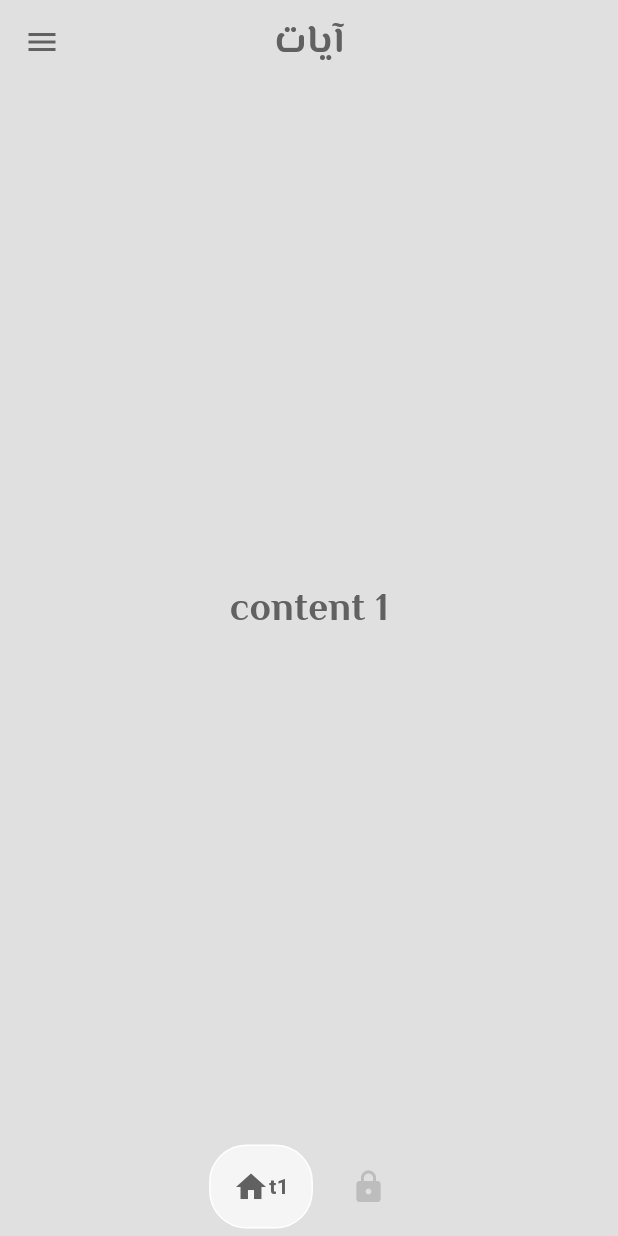
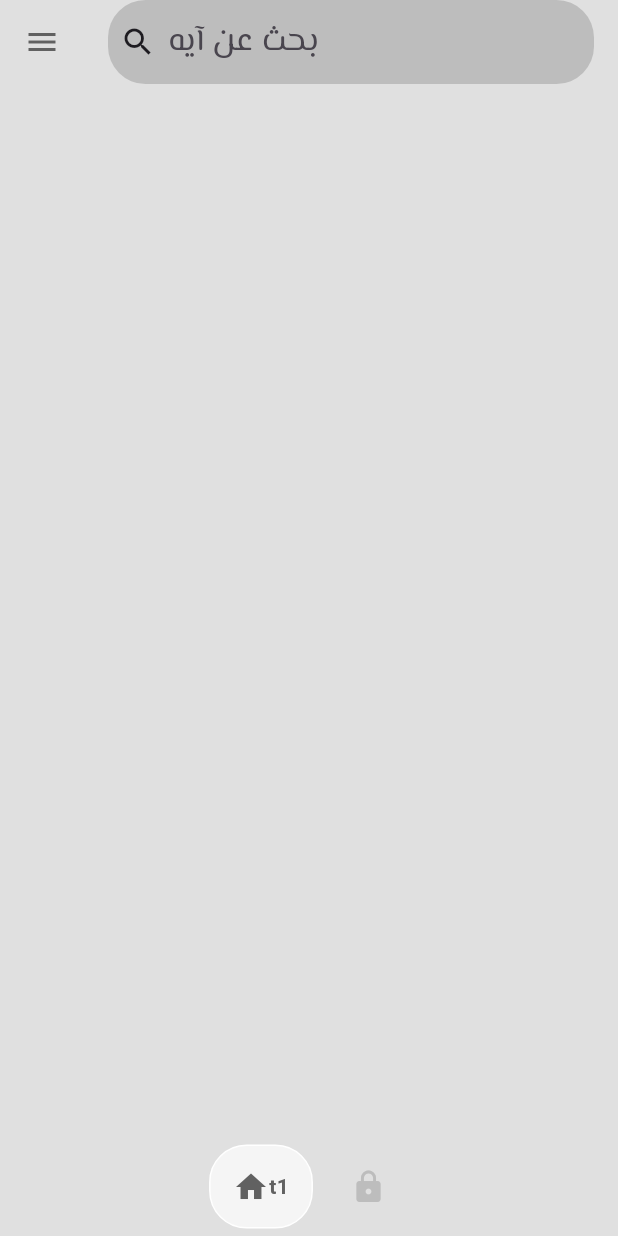
Before and after one commit to MohammadAboulEla/Ayat, a Flutter app: the screen it shows after launch, on a phone screen of 412 x 824 dp. Run offline on Flutter 3.47's test engine with Material 3 defaults, Android fonts, the light colour scheme and no system bars; drawn by our look-alikes of google_nav_bar; our stand-ins replace google_fonts.

Commit message:
work search bar

```diff
--- a/lib/pages/home_page.dart
+++ b/lib/pages/home_page.dart
@@ -11,26 +11,26 @@ class HomePage extends StatefulWidget {
 }
 
 class _HomePageState extends State<HomePage> {
+  int _selectedIndex = 0;
 
-  int _selectedIndex = 0;
-  void navBar(int index){
+  void navBar(int index) {
     setState(() {
       _selectedIndex = index;
-  });}
+    });
+  }
 
   final List<Widget> w = [
     // Container(color: Colors.grey[400], margin: const EdgeInsets.all(5),),
     // Container(color: Colors.grey[600], margin: const EdgeInsets.all(5),),
+
+    Container(),
     Container(
       child: Center(
-        child: Text("content 1", style: GoogleFonts.elMessiri(fontSize: 26
-            , fontWeight: FontWeight.bold, color: AppColors.g700),),
+        child: Text(
+          "content 2",
+          style: GoogleFonts.elMessiri(
+              fontSize: 26, fontWeight: FontWeight.bold, color: AppColors.g700),
         ),
-    ),
-    Container(
-      child: Center(
-        child: Text("content 2", style: GoogleFonts.elMessiri(fontSize: 26
-            , fontWeight: FontWeight.bold, color: AppColors.g700),),
       ),
     ),
   ];
@@ -39,21 +39,36 @@ class _HomePageState extends State<HomePage> {
   Widget build(BuildContext context) {
     return Scaffold(
         appBar: AppBar(
-        title: Text("آيات", style: GoogleFonts.elMessiri(fontSize: 26
-            , fontWeight: FontWeight.bold, color: AppColors.g700),),
+          // title: Text("آيات", style: GoogleFonts.elMessiri(fontSize: 26
+          //     , fontWeight: FontWeight.bold, color: AppColors.g700),),
+          title: SearchBar(
+              hintText: "بحث عن آيه",
+              hintStyle: WidgetStatePropertyAll(GoogleFonts.elMessiri(fontSize: 22,)),
+              textStyle: WidgetStatePropertyAll(TextStyle()),
+              leading: const Icon(Icons.search),
+              backgroundColor: WidgetStatePropertyAll(AppColors.g400),
+              elevation: const WidgetStatePropertyAll(0),
+              shape: WidgetStatePropertyAll(
+                RoundedRectangleBorder(
+                    borderRadius: BorderRadius.circular(25)),
+              )),
           centerTitle: true,
           backgroundColor: Colors.transparent,
-      leading: Builder(
-        builder: (context) {
-          return IconButton(icon: Icon(Icons.menu, color: AppColors.g700,),
-          onPressed: (){
+          leading: Builder(builder: (context) {
+            return IconButton(
+              icon: Icon(
+                Icons.menu,
+                color: AppColors.g700,
+              ),
+              onPressed: () {
                 Scaffold.of(context).openDrawer();
               },
             );
-        }
+          }),
         ),
+        drawer: const Drawer(
+          backgroundColor: Colors.black38,
         ),
-      drawer: const Drawer(backgroundColor: Colors.black38,),
         backgroundColor: AppColors.background,
         bottomNavigationBar: GNav(
             color: AppColors.g400,
@@ -67,11 +82,14 @@ class _HomePageState extends State<HomePage> {
             onTabChange: navBar,
             mainAxisAlignment: MainAxisAlignment.center,
             tabs: const [
-        GButton(icon: Icons.home, text: "t1",),
+              GButton(
+                icon: Icons.home,
+                text: "t1",
+              ),
               GButton(icon: Icons.lock, text: "t2")
             ]),
         body: SafeArea(
-        child:_selectedIndex == 0 ? w[0]:w[1],)
-    );
+          child: _selectedIndex == 0 ? w[0] : w[1],
+        ));
   }
 }
```
Lines whose indentation alone changed are shown as unchanged.
